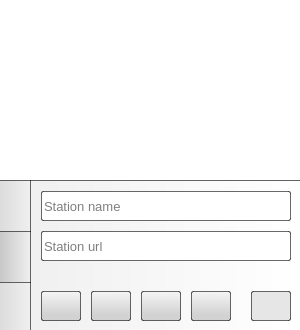
Before: the Qt Designer form src/forms/PlayerWindow.ui in psv-git/Qrudio, drawn with Qt 5.
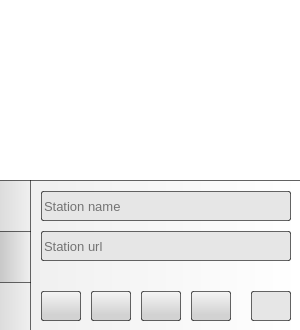
After: the same form once the commit is applied. The open tabs and pages were chosen to show the change. Icons and pictures are not drawn.

Diff of the .ui file:
```diff
--- a/src/forms/PlayerWindow.ui
+++ b/src/forms/PlayerWindow.ui
@@ -847,7 +847,7 @@
      </attribute>
      <widget class="QLineEdit" name="stationNameEdit">
       <property name="enabled">
-       <bool>true</bool>
+       <bool>false</bool>
       </property>
       <property name="geometry">
        <rect>
@@ -883,13 +883,16 @@
       <property name="text">
        <string/>
       </property>
+      <property name="frame">
+       <bool>false</bool>
+      </property>
       <property name="placeholderText">
        <string>Station name</string>
       </property>
      </widget>
      <widget class="QLineEdit" name="stationUrlEdit">
       <property name="enabled">
-       <bool>true</bool>
+       <bool>false</bool>
       </property>
       <property name="geometry">
        <rect>
@@ -922,6 +925,15 @@
 }
 </string>
       </property>
+      <property name="inputMethodHints">
+       <set>Qt::ImhUrlCharactersOnly</set>
+      </property>
+      <property name="frame">
+       <bool>false</bool>
+      </property>
+      <property name="echoMode">
+       <enum>QLineEdit::Normal</enum>
+      </property>
       <property name="placeholderText">
        <string>Station url</string>
       </property>
```
Left out of the diff: 62 changed lines with no effect on the pictures.
